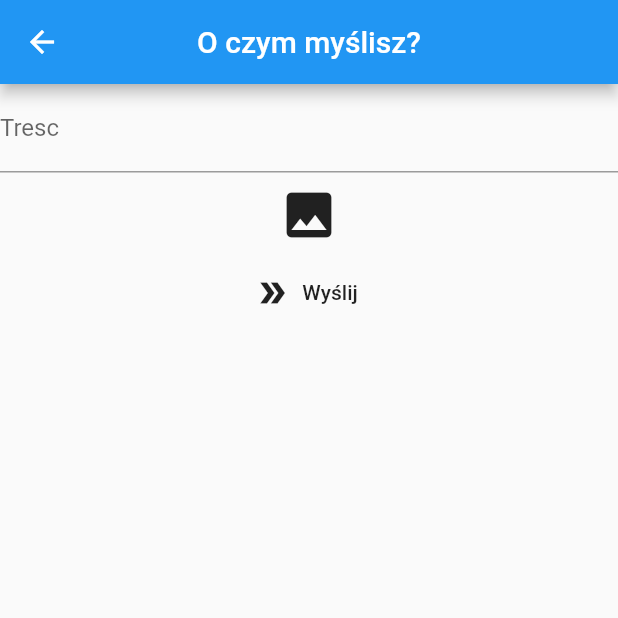
After one commit to Zrazeo/Programowanie_Zespolowe, a Flutter app: the PostScreen screen opened directly, after a tap on the "image" icon, on a phone screen of 412 x 824 dp, the top half of it. The commit adds this screen. Run offline on Flutter 3.47's test engine with Material 2 defaults, Android fonts, the phone set to English and light mode, and no system bars; our stand-ins replace cloud_firestore, firebase_auth, firebase_core, firebase_storage, flutter_keyboard_visibility, image_picker and 1 more; accounts and stored records are empty.

Commit message:
ADD Post

```diff
--- /dev/null
+++ b/lib/screens/post_screen.dart
@@ -0,0 +1,106 @@
+import 'dart:io';
+import 'package:flutter/material.dart';
+import 'package:image_picker/image_picker.dart';
+import 'package:cloud_firestore/cloud_firestore.dart';
+import 'package:firebase_storage/firebase_storage.dart' as firebase_storage;
+import 'package:firebase_core/firebase_core.dart' as firebase_core;
+import 'package:firebase_auth/firebase_auth.dart';
+import 'package:intl/intl.dart';
+
+class PostScreen extends StatefulWidget {
+  @override
+  _PostScreenState createState() => _PostScreenState();
+}
+
+class _PostScreenState extends State<PostScreen> {
+  File _image;
+  final picker = ImagePicker();
+  String downloadURL;
+  TextEditingController post = TextEditingController();
+
+  final auth = FirebaseAuth.instance;
+  Future getImage() async {
+    final pickedFile = await picker.getImage(source: ImageSource.gallery);
+
+    setState(() {
+      if (pickedFile != null) {
+        _image = File(pickedFile.path);
+      } else {
+        print('No image selected.');
+      }
+    });
+  }
+
+  CollectionReference _posts = FirebaseFirestore.instance.collection('posts');
+
+  @override
+  Widget build(BuildContext context) {
+    Future<void> _uploadFile() async {
+      DateTime now = DateTime.now();
+      final String id =
+          auth.currentUser.email + DateFormat('yyyy-MM-dd – kk:mm').format(now);
+      try {
+        await firebase_storage.FirebaseStorage.instance
+            .ref('posts/$id.png')
+            .putFile(_image);
+        downloadURL = await firebase_storage.FirebaseStorage.instance
+            .ref('posts/$id.png')
+            .getDownloadURL();
+      } on firebase_core.FirebaseException catch (e) {
+        print(e.message);
+      }
+    }
+
+    Future<void> _addPost() {
+      DateTime now = DateTime.now();
+      Timestamp data = Timestamp.fromDate(now);
+      return _posts.add({
+        'data': data,
+        'uzytkownik': auth.currentUser.displayName,
+        'zdj': downloadURL,
+        'post': post.text,
+        'ocena': 0,
+        'komentarze': []
+      });
+    }
+
+    return Scaffold(
+      appBar: AppBar(
+        title: Text("O czym myślisz?"),
+        centerTitle: true,
+      ),
+      body: Column(
+        children: [
+          TextFormField(
+            controller: post,
+            decoration: InputDecoration(
+                border: UnderlineInputBorder(), labelText: 'Tresc'),
+          ),
+          _image == null
+              ? IconButton(
+                  icon: Icon(Icons.image),
+                  iconSize: 40.0,
+                  tooltip: 'Dodaj zdjecie',
+                  onPressed: () {
+                    getImage();
+                  },
+                )
+              : Image.file(
+                  _image,
+                  height: 200,
+                  width: 200,
+                ),
+          FlatButton.icon(
+            onPressed: () async {
+              await _uploadFile();
+              await _addPost();
+              Navigator.pop(context);
+            },
+            label: Text("Wyślij"),
+            icon: Icon(Icons.double_arrow_sharp),
+          ),
+        ],
+      ),
+    );
+  }
+}
--- a/pubspec.yaml
+++ b/pubspec.yaml
@@ -30,6 +30,7 @@ dependencies:
   firebase_auth: ^1.1.3
   firebase_storage: ^8.0.5
   image_picker: ^0.7.4
+  intl: ^0.17.0
 
   # The following adds the Cupertino Icons font to your application.
   # Use with the CupertinoIcons class for iOS style icons.
```
Also changed, not shown: lib/screens/main_screen.dart (+7 -6 lines), pubspec.lock.
